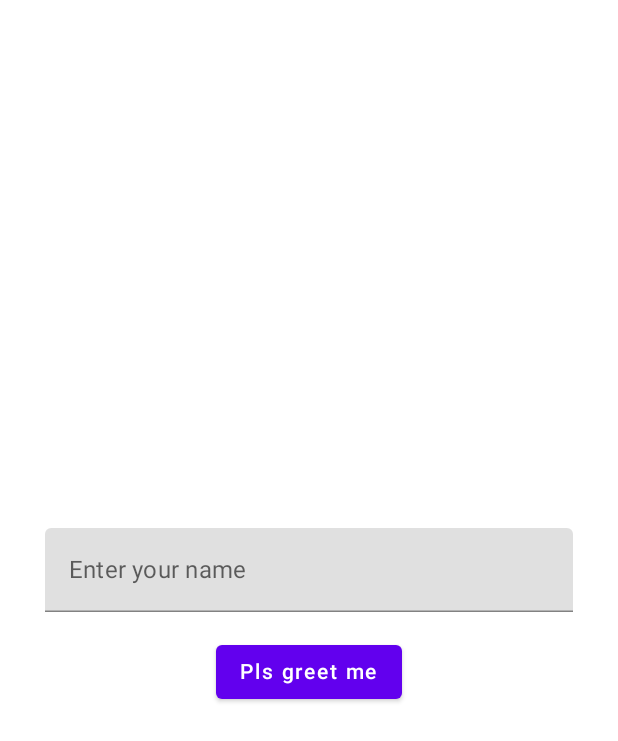
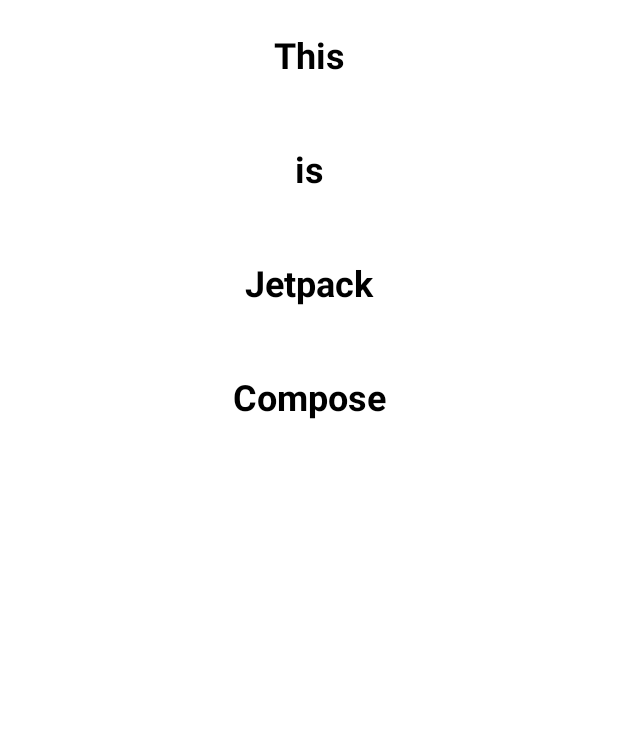
Before and after one commit to edmayen/Android-Jetpack-Compose-, an Android app built with Jetpack Compose: the screen it shows after launch (MainActivity), on a phone screen of 412 x 824 dp. Shown: the top 741 px of the screen. Run offline under Robolectric (Android 15) with nearby library versions, the phone set to English and light mode, and no system bars.

Commit message:
[UPDATE] Lists

```diff
--- a/app/src/main/java/com/example/jetpackcompose/MainActivity.kt
+++ b/app/src/main/java/com/example/jetpackcompose/MainActivity.kt
@@ -4,12 +4,19 @@ import android.os.Bundle
 import androidx.activity.ComponentActivity
 import androidx.activity.compose.setContent
 import androidx.compose.foundation.layout.*
+import androidx.compose.foundation.lazy.LazyColumn
+import androidx.compose.foundation.lazy.itemsIndexed
+import androidx.compose.foundation.rememberScrollState
+import androidx.compose.foundation.verticalScroll
 import androidx.compose.material.*
 import androidx.compose.runtime.mutableStateOf
 import androidx.compose.runtime.*
 import androidx.compose.ui.Alignment
 import androidx.compose.ui.Modifier
+import androidx.compose.ui.text.font.FontWeight
+import androidx.compose.ui.text.style.TextAlign
 import androidx.compose.ui.unit.dp
+import androidx.compose.ui.unit.sp
 import kotlinx.coroutines.launch
 
 class MainActivity : ComponentActivity() {
@@ -17,41 +24,19 @@ class MainActivity : ComponentActivity() {
     override fun onCreate(savedInstanceState: Bundle?) {
         super.onCreate(savedInstanceState)
         setContent {
-            val scaffoldState = rememberScaffoldState()
-            var textFieldState by remember {
-               mutableStateOf("")
-            }
-            val scope = rememberCoroutineScope()
-            Scaffold(
-                modifier = Modifier.fillMaxSize(),
-                scaffoldState = scaffoldState
-            ) {
-                Column (
-                    horizontalAlignment = Alignment.CenterHorizontally,
-                    verticalArrangement = Arrangement.Center,
-                    modifier = Modifier
-                        .fillMaxSize()
-                        .padding(horizontal = 30.dp)
-                ) {
-                   TextField(
-                       value = textFieldState,
-                       label = {
-                           Text(text = "Enter your name")
-                       },
-                       onValueChange = {
-                           textFieldState = it
-                       },
-                       singleLine = true,
-                       modifier = Modifier.fillMaxWidth()
-                   )
-                   Spacer(modifier = Modifier.height(16.dp))
-                   Button(onClick = {
-                       scope.launch {
-                           scaffoldState.snackbarHostState.showSnackbar("Hello $textFieldState")
-                       }
-                   }) {
-                       Text(text = "Pls greet me")
-                   }
+            LazyColumn {
+                itemsIndexed(
+                    listOf("This", "is", "Jetpack", "Compose")
+                ) { index, string ->
+                    Text(
+                        text = string,
+                        fontSize = 24.sp,
+                        fontWeight = FontWeight.Bold,
+                        textAlign = TextAlign.Center,
+                        modifier = Modifier
+                            .fillMaxWidth()
+                            .padding(vertical = 24.dp)
+                    )
                 }
             }
         }
```
